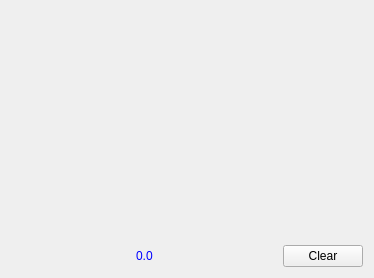
The window that src/gui/adapters/positiontrackeradapter.ui (RoboJackets/igvc-software) describes before a commit, drawn with Qt 5.
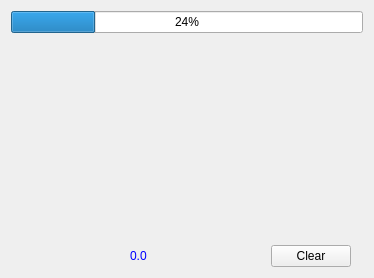
The same window after the commit.

Commit message: Adds progress bar to postrackeradapter for origin finding.

Diff of the .ui file:
```diff
--- a/src/gui/adapters/positiontrackeradapter.ui
+++ b/src/gui/adapters/positiontrackeradapter.ui
@@ -14,7 +14,7 @@
    <string>Form</string>
   </property>
   <layout class="QGridLayout" name="gridLayout">
-   <item row="0" column="3">
+   <item row="1" column="3">
     <spacer name="verticalSpacer">
      <property name="orientation">
       <enum>Qt::Vertical</enum>
@@ -27,8 +27,8 @@
      </property>
     </spacer>
    </item>
-   <item row="1" column="2">
-    <spacer name="horizontalSpacer">
+   <item row="2" column="0">
+    <spacer name="horizontalSpacer_2">
      <property name="orientation">
       <enum>Qt::Horizontal</enum>
      </property>
@@ -40,17 +40,7 @@
      </property>
     </spacer>
    </item>
-   <item row="1" column="1">
-    <widget class="QLabel" name="scaleLabel">
-     <property name="styleSheet">
-      <string notr="true">color: rgb(0, 0, 255);</string>
-     </property>
-     <property name="text">
-      <string>0.0</string>
-     </property>
-    </widget>
-   </item>
-   <item row="1" column="3">
+   <item row="2" column="3">
     <widget class="QPushButton" name="pushButton">
      <property name="minimumSize">
       <size>
@@ -63,8 +53,8 @@
      </property>
     </widget>
    </item>
-   <item row="1" column="0">
-    <spacer name="horizontalSpacer_2">
+   <item row="2" column="2">
+    <spacer name="horizontalSpacer">
      <property name="orientation">
       <enum>Qt::Horizontal</enum>
      </property>
@@ -79,6 +69,23 @@
      </property>
     </spacer>
    </item>
+   <item row="2" column="1">
+    <widget class="QLabel" name="scaleLabel">
+     <property name="styleSheet">
+      <string notr="true">color: rgb(0, 0, 255);</string>
+     </property>
+     <property name="text">
+      <string>0.0</string>
+     </property>
+    </widget>
+   </item>
+   <item row="0" column="0" colspan="6">
+    <widget class="QProgressBar" name="progressBar">
+     <property name="value">
+      <number>24</number>
+     </property>
+    </widget>
+   </item>
   </layout>
  </widget>
  <resources/>
```
Left out of the diff: 6 changed lines with no effect on the pictures. The commit also changes 5 other files.
